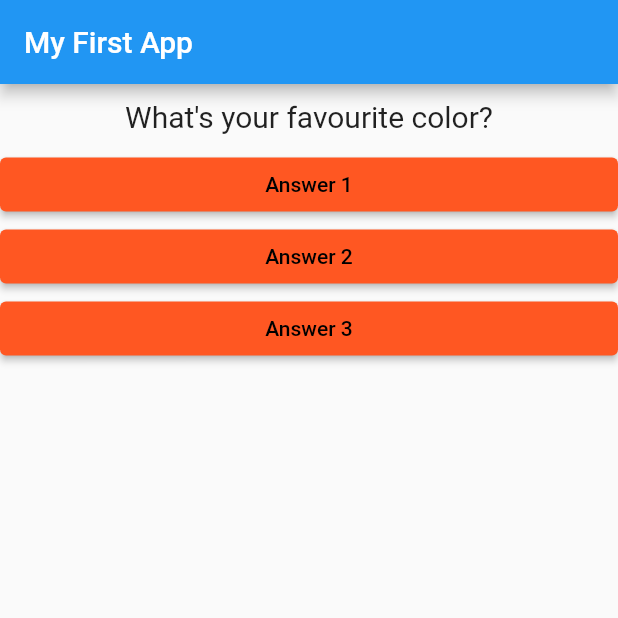
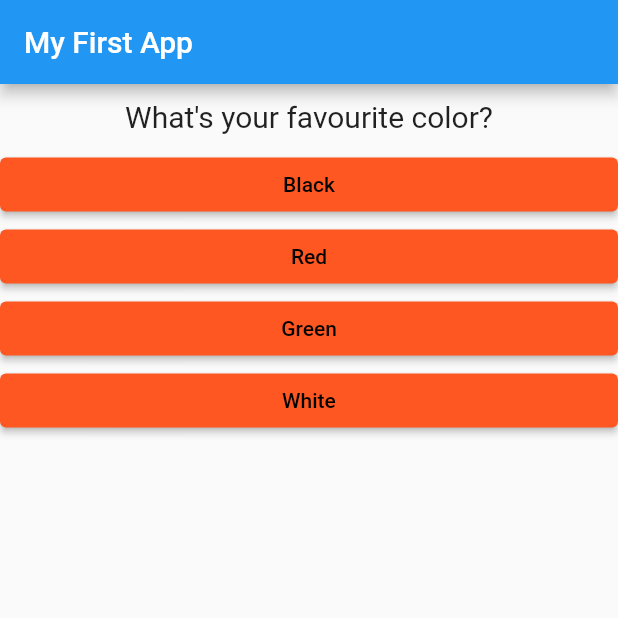
Before and after one commit to KellyEgesa/flutter_tutorial, a Flutter app: the screen it shows after launch, on a phone screen of 412 x 824 dp, the top half of it. Run offline on Flutter 3.47's test engine with Material 2 defaults, Android fonts, the phone set to English and light mode, and no system bars.

```diff
--- a/lib/answer.dart
+++ b/lib/answer.dart
@@ -2,9 +2,9 @@ import 'package:flutter/material.dart';
 
 class Answer extends StatelessWidget {
   final Function selectHandler;
-  final int answerNumber;
+  final String answer;
 
-  Answer(this.selectHandler, this.answerNumber);
+  Answer(this.selectHandler, this.answer);
 
   @override
   Widget build(BuildContext context) {
@@ -17,7 +17,7 @@ class Answer extends StatelessWidget {
         ),
         onPressed: selectHandler,
         child: Text(
-          "Answer $answerNumber",
+          answer,
         ),
       ),
     );
--- a/lib/main.dart
+++ b/lib/main.dart
@@ -49,18 +49,9 @@ class _MyAppState extends State<_MyApp> {
         Question(
           questions[_questionIndex]['questionText'],
         ),
-        Answer(
-          _answerQuestion,
-          1,
-        ),
-        Answer(
-          _answerQuestion,
-          2,
-        ),
-        Answer(
-          _answerQuestion,
-          3,
-        )
+        ...(questions[_questionIndex]["answers"] as List<String>)
+            .map((answer) => Answer(_answerQuestion, answer))
+            .toList()
       ]),
     ));
   }
```
